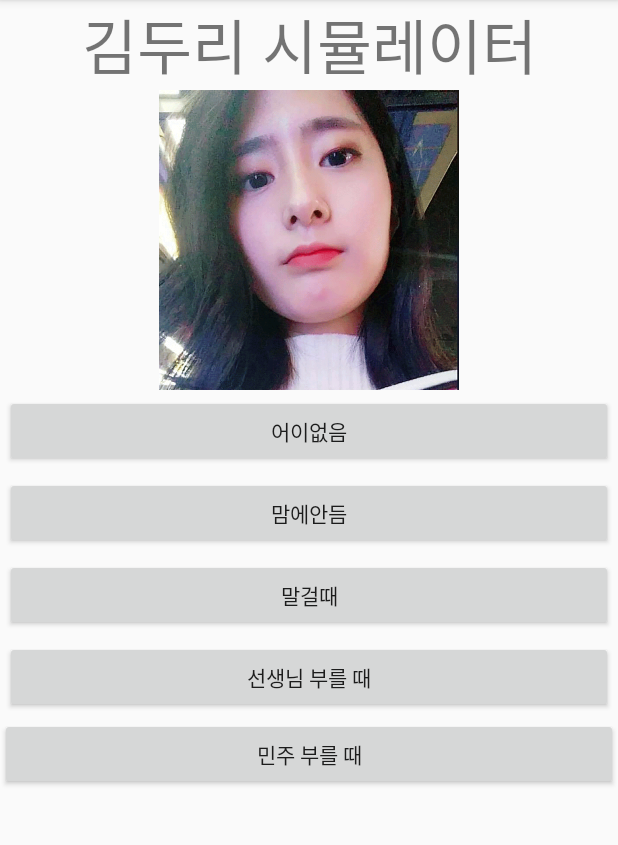
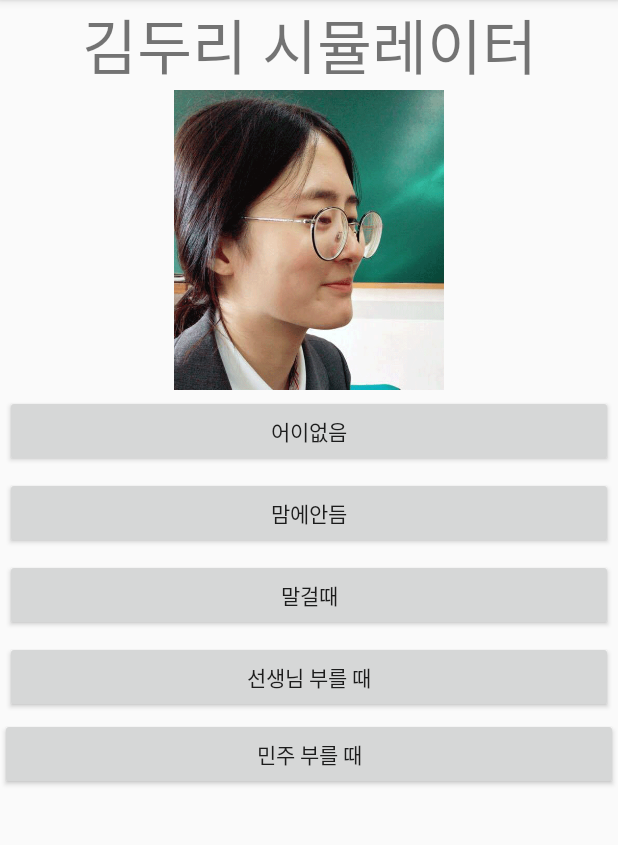
Before and after one commit to DonnaKin/friendsimulator, an Android app: the screen it shows after launch (MainActivity), after a tap on "어이없음", on a phone screen of 412 x 824 dp, the part 84-929 px from its top. Run offline under Robolectric (Android 15) with nearby library versions, the light colour scheme and no system bars.

Commit message:
#13 각 버튼을 누르면 사진 바뀜 구현

```diff
--- a/app/src/main/java/kr/hs/emirim/mkkim916/kimdoori/MainActivity.java
+++ b/app/src/main/java/kr/hs/emirim/mkkim916/kimdoori/MainActivity.java
@@ -7,7 +7,7 @@ import android.view.View;
 import android.widget.ImageView;
 import android.widget.Toast;
 
-public class MainActivity extends AppCompatActivity {
+public class MainActivity extends AppCompatActivity implements View.OnClickListener {
     public final static String TAG = "김두리:Main";
     private ImageView mImageViewFriendVisual;
 
@@ -19,24 +19,31 @@ public class MainActivity extends AppCompatActivity {
         mImageViewFriendVisual = (ImageView) findViewById(R.id.friend_visual);
         Log.d(TAG,"Activity_main 레이아웃 세팅~");
     }
-    void onClick(View view){
+
+    @Override
+    public void onClick(View view){
         Log.d(TAG,"onClick 메소드 호출~");
         Log.d(TAG,"클릭된 뷰 id : "+view.getId());
         switch(view.getId()){
             case R.id.button1:
                 Log.d(TAG,"버튼1 클릭");
+                mImageViewFriendVisual.setImageResource(R.drawable.doori_2);
                 Toast.makeText(this, "잠깐",Toast.LENGTH_SHORT).show(); break;
             case R.id.button2:
                 Log.d(TAG,"버튼2 클릭");
+                mImageViewFriendVisual.setImageResource(R.drawable.doori_3);
                 Toast.makeText(this, "아니 근데에",Toast.LENGTH_SHORT).show(); break;
             case R.id.button3:
                 Log.d(TAG,"버튼3 클릭");
+                mImageViewFriendVisual.setImageResource(R.drawable.doori_2);
                 Toast.makeText(this, "있잖아~",Toast.LENGTH_SHORT).show(); break;
             case R.id.button4:
                 Log.d(TAG,"버튼4 클릭");
+                mImageViewFriendVisual.setImageResource(R.drawable.doori_1);
                 Toast.makeText(this, "선생니임~!",Toast.LENGTH_SHORT).show(); break;
             case R.id.button5:
                 Log.d(TAG,"버튼5 클릭");
+                mImageViewFriendVisual.setImageResource(R.drawable.doori_3);
                 Toast.makeText(this, "야 김민듀",Toast.LENGTH_SHORT).show(); break;
             default:
                 Log.d(TAG,"모르는 녀석 클릭");
```
